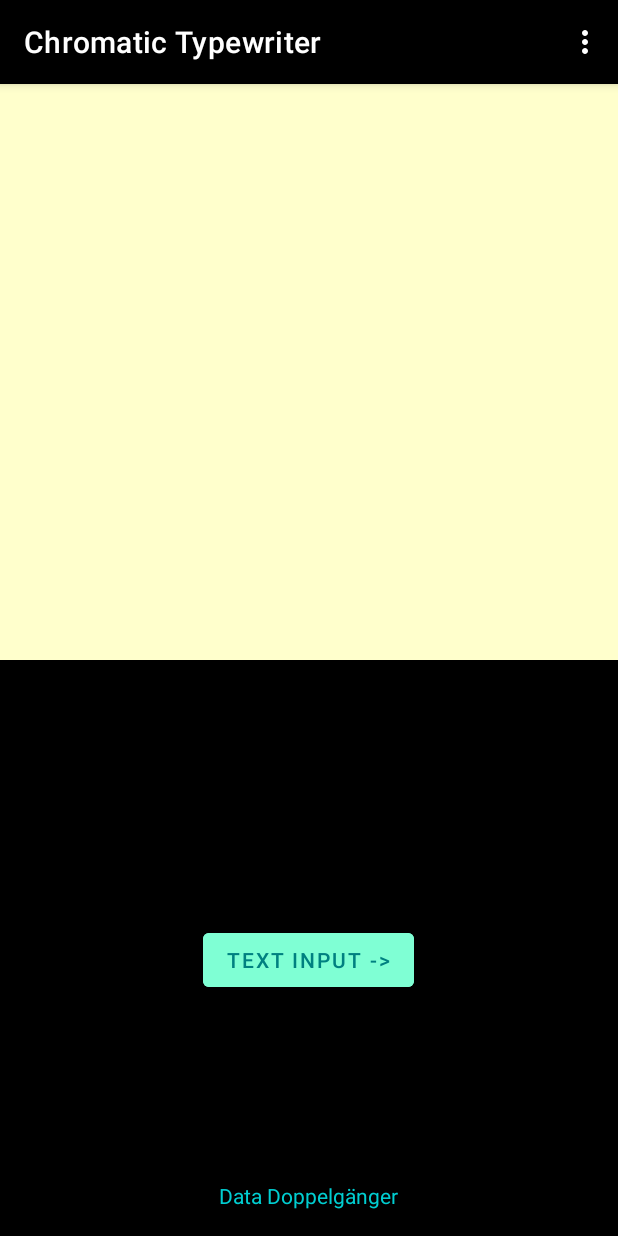
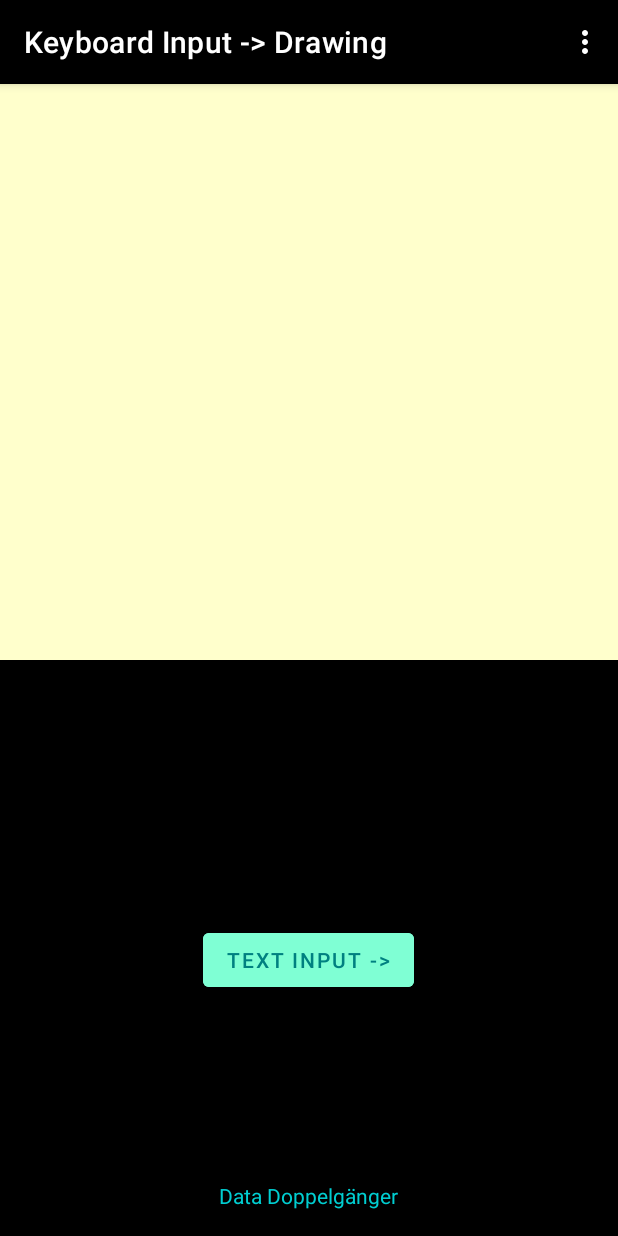
Before and after one commit to LaneSnively/Media-Creation-by-Conversion, an Android app: the screen it shows after launch (MainActivity), on a phone screen of 412 x 824 dp. Run offline under Robolectric (Android 15) with nearby library versions, the phone set to English and light mode, and no system bars; our stand-ins replace navigation-ui.

Commit message:
add descriptive fragment label

```diff
--- a/MCBC/app/src/main/res/navigation/nav_graph.xml
+++ b/MCBC/app/src/main/res/navigation/nav_graph.xml
@@ -8,7 +8,7 @@
     <fragment
         android:id="@+id/FirstFragment"
         android:name="com.example.mediacreationbyconversion.FirstFragment"
-        android:label="Chromatic Typewriter"
+        android:label="Keyboard Input -> Drawing"
         tools:layout="@layout/fragment_first">
 
         <action
@@ -18,7 +18,7 @@
     <fragment
         android:id="@+id/SecondFragment"
         android:name="com.example.mediacreationbyconversion.SecondFragment"
-        android:label="Chromatic Typewriter"
+        android:label="Text Input -> Drawing"
         tools:layout="@layout/fragment_second">
 
         <action
```
